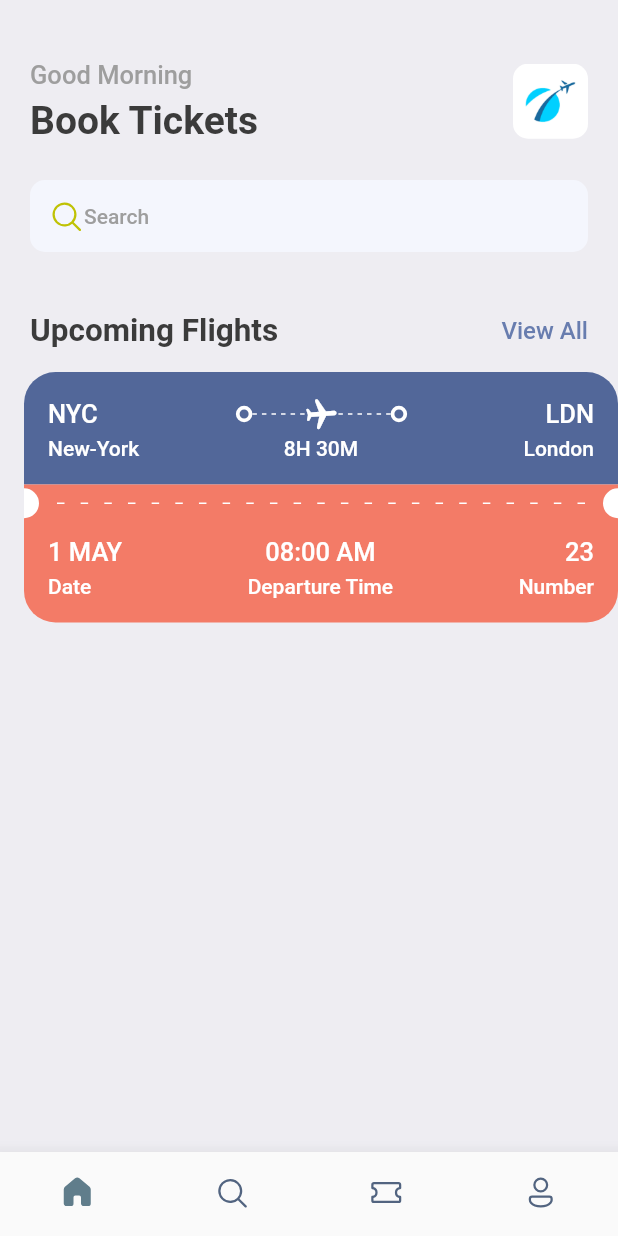
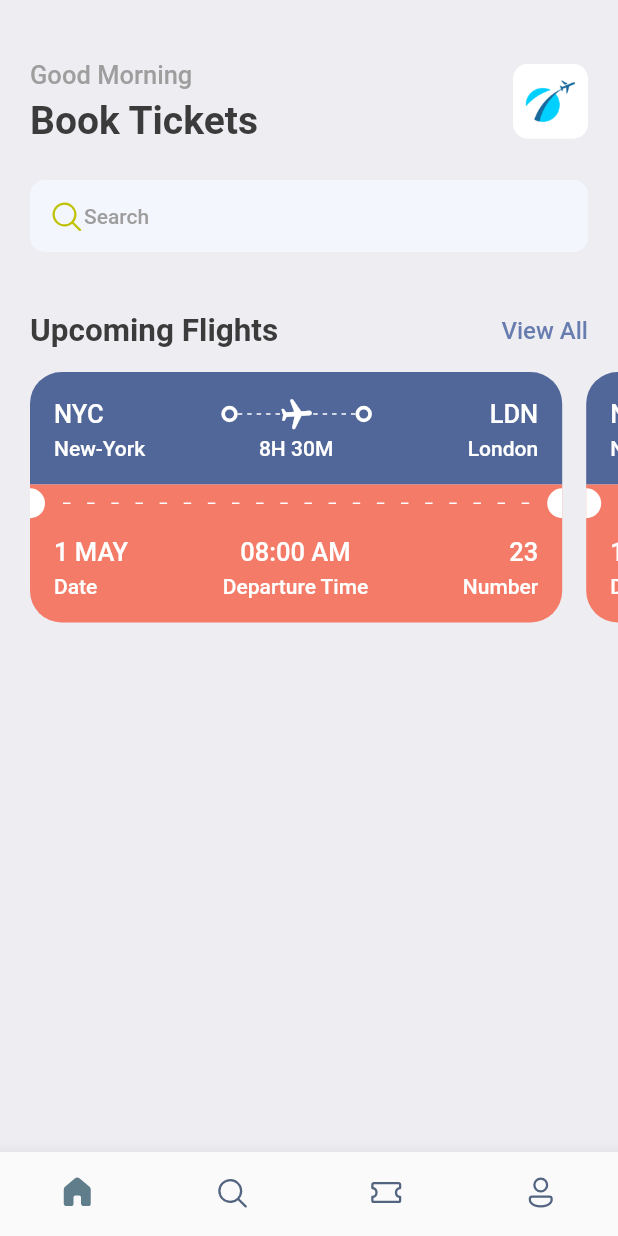
Before and after one commit to Gabriel-Spinola/MentalHealthApp, a Flutter app: the screen it shows after launch, on a phone screen of 412 x 824 dp. Run offline on Flutter 3.47's test engine with Material 2 defaults, Android fonts, the phone set to English and light mode, and no system bars; our stand-ins replace fluentui_icons, gap.

Commit message:
Card part done

```diff
--- a/lib/views/home_screen.dart
+++ b/lib/views/home_screen.dart
@@ -84,7 +84,16 @@ class _HomeScreenState extends State<HomeScreen> {
             ),
           ),
           const Gap(15.0),
-          const TicketView(),
+          SingleChildScrollView(
+            padding: const EdgeInsets.only(left: 20.0),
+            scrollDirection: Axis.horizontal,
+            child: Row(
+              children: const <Widget>[
+                TicketView(),
+                TicketView(),
+              ],
+            )
+          ),
         ],
       ),
       bottomNavigationBar: const BottomBar(),
--- a/lib/widgets/ticket_view.dart
+++ b/lib/widgets/ticket_view.dart
@@ -14,10 +14,10 @@ class TicketView extends StatelessWidget {
     final Size layoutSize = AppLayout.getSize(context);
 
     return SizedBox(
-      width: layoutSize.width,
+      width: layoutSize.width * 0.9,
       height: 200.0,
       child: Container(
-        margin: const EdgeInsets.only(left: 16.0),
+        margin: const EdgeInsets.only(right: 16.0),
         // Contains whole card
         child: Column(
           children: <Widget>[
```
